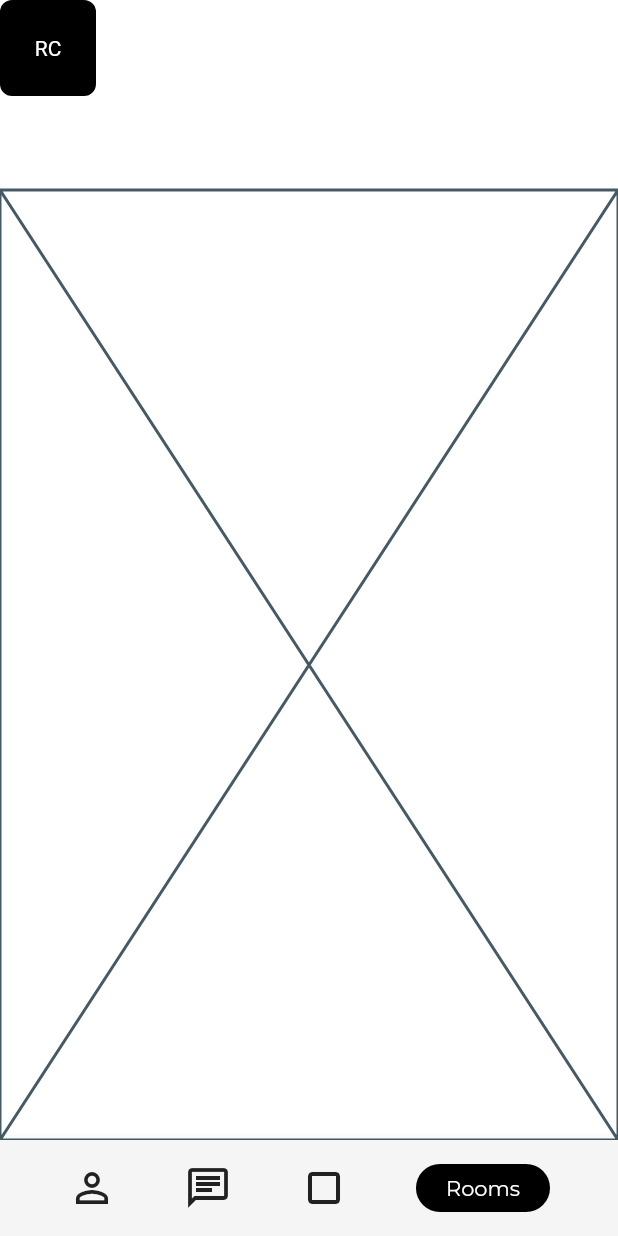
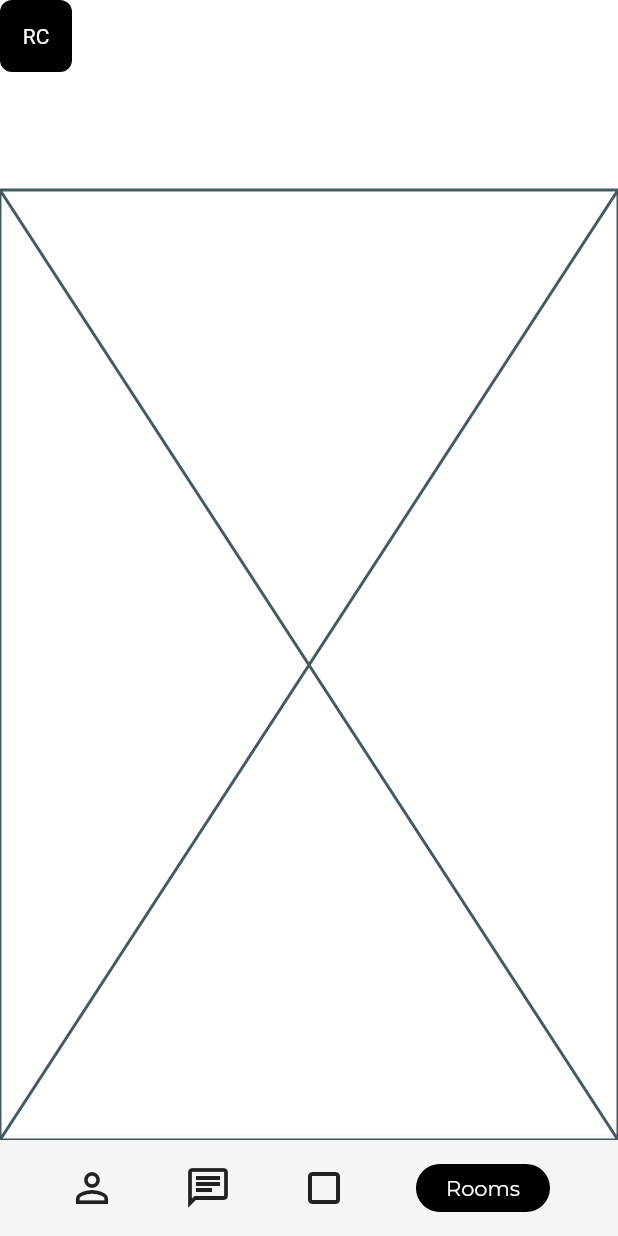
Before and after one commit to JAICHANGPARK/flutter_notebook_8th_story, a Flutter app: the SocialHomePage screen opened by its route, on a phone screen of 412 x 824 dp. Run offline on Flutter 3.47's test engine with Material 2 defaults, Android fonts, the phone set to English and light mode, and no system bars; our stand-ins replace badges, flutter_hooks, google_fonts, hooks_riverpod, state_notifier.

Commit message:
Update social_home_page.dart

```diff
--- a/lib/ep588_social_app/social_home_page.dart
+++ b/lib/ep588_social_app/social_home_page.dart
@@ -21,8 +21,8 @@ class _SocialHomePageState extends State<SocialHomePage> {
                   Row(
                     children: [
                       Container(
-                        height: 64,
-                        width: 64,
+                        height: 48,
+                        width: 48,
                         decoration: BoxDecoration(
                           color: Colors.black,
                           borderRadius: BorderRadius.circular(8),
```
